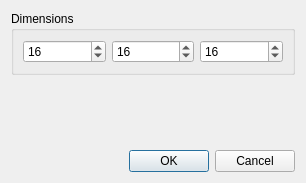
emilk/sproxel, file NewGridDialog.ui: the form before one commit.
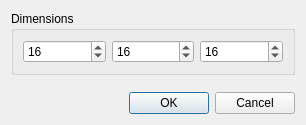
The form after the commit.

Patch:
```diff
--- a/NewGridDialog.ui
+++ b/NewGridDialog.ui
@@ -7,7 +7,7 @@
     <x>0</x>
     <y>0</y>
     <width>306</width>
-    <height>183</height>
+    <height>125</height>
    </rect>
   </property>
   <property name="windowTitle">
```
